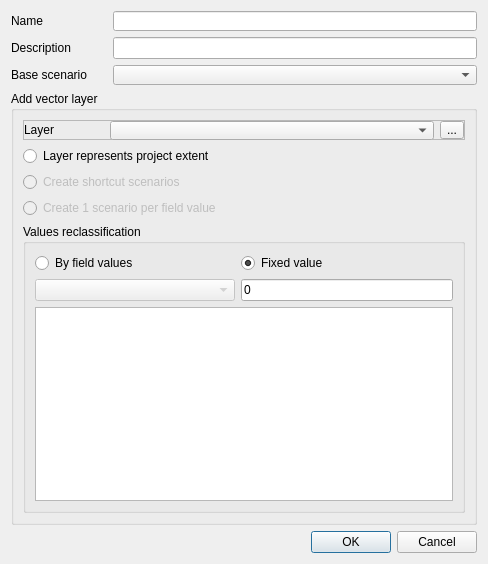
Old version of the form ui/scenario_dialog.ui in the repository MathieuChailloux/MitiConnect.
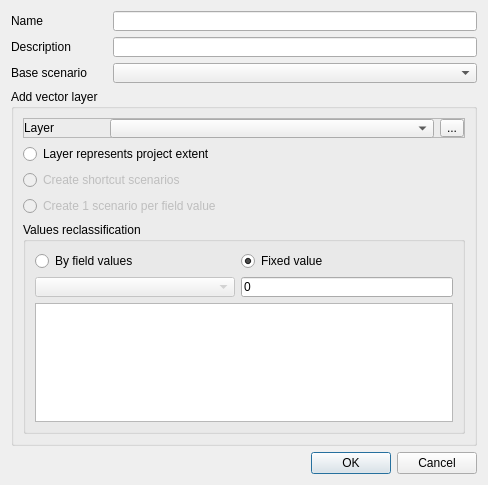
New version of the form. Custom widgets are drawn as their Qt base class.

Commit message: Dirty working version of remove results on erase flag

```diff
--- a/ui/scenario_dialog.ui
+++ b/ui/scenario_dialog.ui
@@ -7,13 +7,13 @@
     <x>0</x>
     <y>0</y>
     <width>488</width>
-    <height>564</height>
+    <height>485</height>
    </rect>
   </property>
   <property name="minimumSize">
    <size>
     <width>0</width>
-    <height>564</height>
+    <height>344</height>
    </size>
   </property>
   <property name="windowTitle">
@@ -244,7 +244,7 @@
            <property name="minimumSize">
             <size>
              <width>200</width>
-             <height>0</height>
+             <height>20</height>
             </size>
            </property>
            <property name="maximumSize">
@@ -269,7 +269,7 @@
            <property name="minimumSize">
             <size>
              <width>200</width>
-             <height>0</height>
+             <height>20</height>
             </size>
            </property>
            <property name="text">
```
The commit also changes 1 other file.
